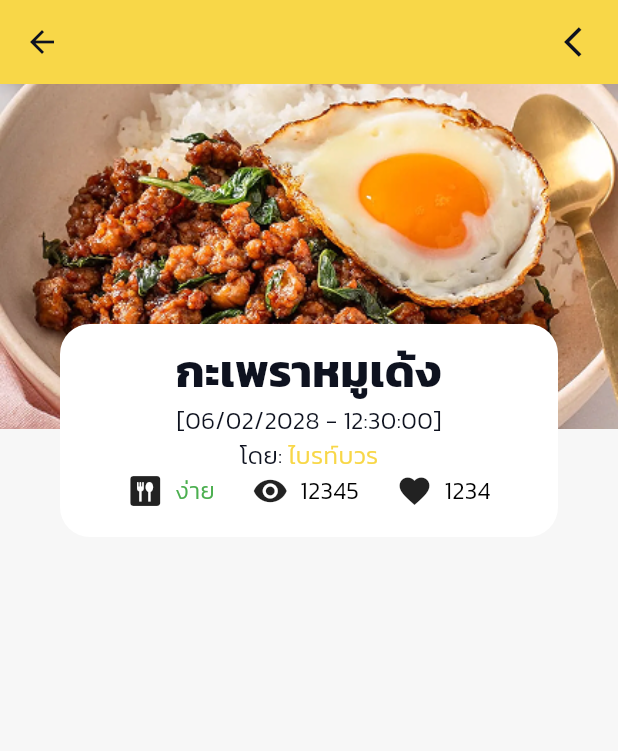
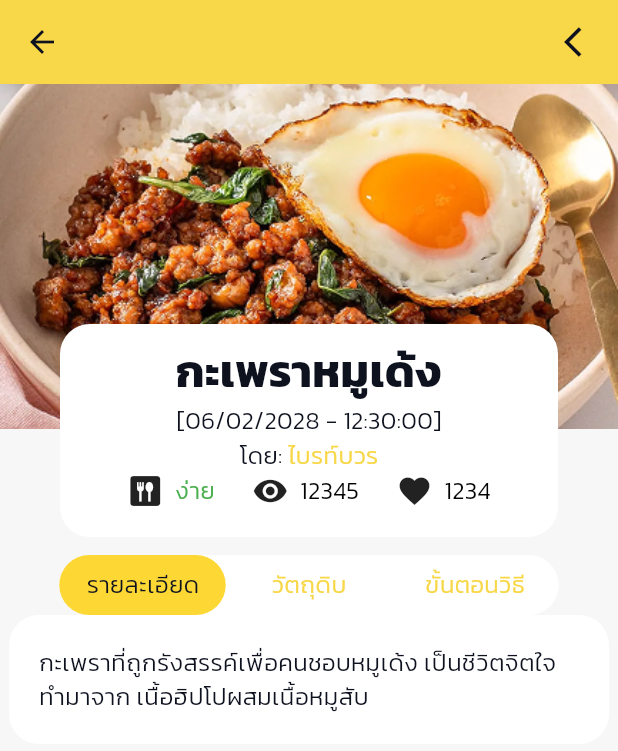
Before and after one commit to thg1rb/my-recipe, a Flutter app: the screen it shows after launch, after a tap on "ค้นหา", after a tap on "กะเพราหมูเด้ง", on a phone screen of 412 x 824 dp. Shown: the top 751 px of the screen. Run offline on Flutter 3.47's test engine with Material 3 defaults, Android fonts, the phone set to English and light mode, and no system bars; our stand-ins replace flutter_riverpod.

Commit message:
make recipe details screen, details_bar, detail widget  and class

```diff
--- a/lib/models/food_recipe.dart
+++ b/lib/models/food_recipe.dart
@@ -3,7 +3,11 @@ class FoodRecipe {
   String _image;
   String _difficulty;
   String _category;
+  String _description;
+  List<String> _ingredients;
+  String _instruction;
   int _likes;
+
 
   FoodRecipe({
     required String title,
@@ -11,11 +15,17 @@ class FoodRecipe {
     required String difficulty,
     required String category,
     required int likes,
+    required String description,
+    required List<String> ingredients,
+    required String instruction,
   })  : _title = title,
         _image = image,
         _difficulty = difficulty,
         _category = category,
-        _likes = likes;
+        _likes = likes,
+        _description = description,
+        _ingredients = ingredients,
+        _instruction = instruction;
 
 
   factory FoodRecipe.fromMap(Map<String, dynamic> map) {
@@ -25,6 +35,9 @@ class FoodRecipe {
       difficulty: map['difficulty'],
       category: map['category'],
       likes: map['like'],
+      description: map['description'],
+      ingredients: map['ingredients'],
+      instruction: map['instruction'],
     );
   }
 
@@ -34,6 +47,10 @@ class FoodRecipe {
   String get difficulty => _difficulty;
   String get category => _category;
   int get likes => _likes;
+  String get description => _description;
+  List<String> get ingredients => _ingredients;
+  String get instruction => _instruction;
+
 
 
   // Setters
--- /dev/null
+++ b/lib/providers/details_bar_provider.dart
@@ -0,0 +1,3 @@
+import 'package:flutter_riverpod/flutter_riverpod.dart';
+
+final detailsBarProvider = StateProvider((ref) => 0);
--- a/lib/screens/recipe.dart
+++ b/lib/screens/recipe.dart
@@ -2,6 +2,8 @@ import 'package:flutter/material.dart';
 import 'package:flutter_riverpod/flutter_riverpod.dart';
 import 'package:my_recipe/core/theme/custom_theme/color_scheme.dart';
 import 'package:my_recipe/models/food_recipe.dart';
+import 'package:my_recipe/widgets/recipe/details.dart';
+import 'package:my_recipe/widgets/recipe/details_bar.dart';
 
 class RecipeScreen extends ConsumerWidget {
   const RecipeScreen({super.key, required this.recipe});
@@ -37,9 +39,20 @@ class RecipeScreen extends ConsumerWidget {
                   ),
                 ),
                 Padding(
-                  padding: EdgeInsets.symmetric(horizontal: 40, vertical: 160),
-                  child: Container(
-                    padding: EdgeInsets.symmetric(vertical: 5, horizontal: 20),
+                  padding: EdgeInsets.only(
+                    top: 160,
+                    left: 40,
+                    right: 40,
+                    bottom: 12
+                  ),
+
+                  child: Column(
+                    children: [
+                      Container(
+                        padding: EdgeInsets.symmetric(
+                          vertical: 5,
+                          horizontal: 20,
+                        ),
                         width: 350,
                         height: 142,
                         decoration: BoxDecoration(
@@ -85,20 +98,34 @@ class RecipeScreen extends ConsumerWidget {
                                 ),
                               ),
                               Row(
-                            mainAxisAlignment: MainAxisAlignment.spaceEvenly,
+                                mainAxisAlignment:
+                                    MainAxisAlignment.spaceEvenly,
                                 children: [
-                              _buildIconText(icon: Icons.dining, text: recipe.difficulty),
-                              _buildIconText(icon: Icons.remove_red_eye, text: '12345'),
-                              _buildIconText(icon: Icons.favorite, text: recipe.likes.toString()),
+                                  _buildIconText(
+                                    icon: Icons.dining,
+                                    text: recipe.difficulty,
+                                  ),
+                                  _buildIconText(
+                                    icon: Icons.remove_red_eye,
+                                    text: '12345',
+                                  ),
+                                  _buildIconText(
+                                    icon: Icons.favorite,
+                                    text: recipe.likes.toString(),
+                                  ),
                                 ],
                               ),
                             ],
                           ),
                         ),
                       ),
+                    ],
+                  ),
                 ),
               ],
             ),
+            DetailsBar(),
+            Detail(recipe: recipe)
           ],
         ),
       ),
@@ -107,7 +134,7 @@ class RecipeScreen extends ConsumerWidget {
 
   Widget _buildIconText({required IconData icon, required String text}) {
     Map<String, dynamic> difColors = {
-      'ง่าย' : Colors.green,
+      'ง่าย': Colors.green,
       'ปานกลาง': Colors.orange,
       'ยาก': Colors.red,
     };
@@ -125,10 +152,7 @@ class RecipeScreen extends ConsumerWidget {
       children: [
         Icon(icon, size: 24),
         const SizedBox(width: 8),
-        Text(
-          text,
-          style: TextStyle(fontSize: 16, color: difTextColor),
-        ),
+        Text(text, style: TextStyle(fontSize: 16, color: difTextColor)),
       ],
     );
   }
--- a/lib/widgets/home/home_recipe_list.dart
+++ b/lib/widgets/home/home_recipe_list.dart
@@ -10,6 +10,9 @@ final List<Map<String, dynamic>> recipeList = <Map<String, dynamic>>[
     "category": "ข้าวผัด",
     "difficulty": "ง่าย",
     "imageUrl": "assets/images/pad_kra_pao.png",
+    "description": "กะเพราที่ถูกรังสรรค์เพื่อคนชอบหมูเด้ง เป็นชีวิตจิตใจ ทำมาจาก เนื้อฮิปโปผสมเนื้อหมูสับ",
+    "ingredients": ["เนื้อหทูเด้ง 100 กรัม", "เนื้อหมูสับ 50 กรัม", "ใบกะเพรา 20 กรัม", "ข้าวเปล่า 4 ทัพพี", "ไข่ 1 ฟอง"],
+    "instruction": "1. เทน้ำมัน \n2.เทข้าว \n3.ใส่เนื้อกับใบกะเพราแล้วผัดๆๆๆๆงั่มๆ "
   },
   {
     "title": "กะเพราหมูเด้ง",
@@ -17,6 +20,9 @@ final List<Map<String, dynamic>> recipeList = <Map<String, dynamic>>[
     "category": "ข้าวผัด",
     "difficulty": "ง่าย",
     "imageUrl": "assets/images/pad_kra_pao.png",
+    "description": "กะเพราที่ถูกรังสรรค์เพื่อคนชอบหมูเด้ง เป็นชีวิตจิตใจ ทำมาจาก เนื้อฮิปโปผสมเนื้อหมูสับ",
+    "ingredients": ["เนื้อหทูเด้ง 100 กรัม", "เนื้อหมูสับ 50 กรัม", "ใบกะเพรา 20 กรัม", "ข้าวเปล่า 4 ทัพพี", "ไข่ 1 ฟอง"],
+    "instruction": "1. เทน้ำมัน \n2.เทข้าว \n3.ใส่เนื้อกับใบกะเพราแล้วผัดๆๆๆๆงั่มๆ "
   },
   {
     "title": "กะเพราหมูเด้ง",
@@ -24,6 +30,9 @@ final List<Map<String, dynamic>> recipeList = <Map<String, dynamic>>[
     "category": "ข้าวผัด",
     "difficulty": "ง่าย",
     "imageUrl": "assets/images/pad_kra_pao.png",
+    "description": "กะเพราที่ถูกรังสรรค์เพื่อคนชอบหมูเด้ง เป็นชีวิตจิตใจ ทำมาจาก เนื้อฮิปโปผสมเนื้อหมูสับ",
+    "ingredients": ["เนื้อหทูเด้ง 100 กรัม", "เนื้อหมูสับ 50 กรัม", "ใบกะเพรา 20 กรัม", "ข้าวเปล่า 4 ทัพพี", "ไข่ 1 ฟอง"],
+    "instruction": "1. เทน้ำมัน \n2.เทข้าว \n3.ใส่เนื้อกับใบกะเพราแล้วผัดๆๆๆๆงั่มๆ "
   },
   {
     "title": "กะเพราหมูเด้ง",
@@ -31,6 +40,9 @@ final List<Map<String, dynamic>> recipeList = <Map<String, dynamic>>[
     "category": "ข้าวผัด",
     "difficulty": "ง่าย",
     "imageUrl": "assets/images/pad_kra_pao.png",
+    "description": "กะเพราที่ถูกรังสรรค์เพื่อคนชอบหมูเด้ง เป็นชีวิตจิตใจ ทำมาจาก เนื้อฮิปโปผสมเนื้อหมูสับ",
+    "ingredients": ["เนื้อหทูเด้ง 100 กรัม", "เนื้อหมูสับ 50 กรัม", "ใบกะเพรา 20 กรัม", "ข้าวเปล่า 4 ทัพพี", "ไข่ 1 ฟอง"],
+    "instruction": "1. เทน้ำมัน \n2.เทข้าว \n3.ใส่เนื้อกับใบกะเพราแล้วผัดๆๆๆๆงั่มๆ "
   },
   {
     "title": "กะเพราหมูเด้ง",
@@ -38,6 +50,9 @@ final List<Map<String, dynamic>> recipeList = <Map<String, dynamic>>[
     "category": "ข้าวผัด",
     "difficulty": "ง่าย",
     "imageUrl": "assets/images/pad_kra_pao.png",
+    "description": "กะเพราที่ถูกรังสรรค์เพื่อคนชอบหมูเด้ง เป็นชีวิตจิตใจ ทำมาจาก เนื้อฮิปโปผสมเนื้อหมูสับ",
+    "ingredients": ["เนื้อหทูเด้ง 100 กรัม", "เนื้อหมูสับ 50 กรัม", "ใบกะเพรา 20 กรัม", "ข้าวเปล่า 4 ทัพพี", "ไข่ 1 ฟอง"],
+    "instruction": "1. เทน้ำมัน \n2.เทข้าว \n3.ใส่เนื้อกับใบกะเพราแล้วผัดๆๆๆๆงั่มๆ "
   },
 ];
 final List<FoodRecipe> recipes = recipeList.map((map) => FoodRecipe.fromMap(map)).toList();
--- /dev/null
+++ b/lib/widgets/recipe/details.dart
@@ -0,0 +1,35 @@
+import 'package:flutter/material.dart';
+import 'package:flutter_riverpod/flutter_riverpod.dart';
+import 'package:my_recipe/models/food_recipe.dart';
+import 'package:my_recipe/providers/details_bar_provider.dart';
+
+class Detail extends ConsumerWidget {
+  const Detail({super.key, required this.recipe});
+  final FoodRecipe recipe;
+  @override
+  Widget build(BuildContext context, WidgetRef ref) {
+    int detailBarIdx = ref.watch(detailsBarProvider);
+    return SingleChildScrollView(
+      scrollDirection: Axis.vertical,
+      child: Container(
+        padding: EdgeInsets.all(20),
+        width: 400,
+        decoration: BoxDecoration(
+          color: Colors.white,
+          borderRadius: BorderRadius.all(Radius.circular(20)),
+        ),
+        child: Column(
+          children: [
+            if (detailBarIdx == 0) Text(recipe.description)
+            else if(detailBarIdx == 1) ListView(children: [
+              for (int i=0; i<recipe.ingredients.length;i++)
+                Text(recipe.ingredients[i])
+            ],)
+            else if(detailBarIdx == 2) Text(recipe.instruction)
+          ]
+        ),
+      ),
+    );
+  }
+
+}
--- /dev/null
+++ b/lib/widgets/recipe/details_bar.dart
@@ -0,0 +1,62 @@
+import 'package:flutter/material.dart';
+import 'package:flutter_riverpod/flutter_riverpod.dart';
+import 'package:my_recipe/core/theme/custom_theme/color_scheme.dart';
+import 'package:my_recipe/providers/details_bar_provider.dart';
+
+class DetailsBar extends ConsumerWidget {
+  DetailsBar({super.key});
+
+  final List<String> detailList = ['รายละเอียด', 'วัตถุดิบ', 'ขั้นตอนวิธี'];
+
+  @override
+  Widget build(BuildContext context, WidgetRef ref) {
+    int detailsBarSelectedIdx = ref.watch(detailsBarProvider);
+    return Container(
+      width: 333,
+      height: 40,
+      decoration: BoxDecoration(
+        color: Colors.white,
+        borderRadius: BorderRadius.all(Radius.circular(20)),
+      ),
+      child: Stack(
+        children: [
+          AnimatedPositioned(
+            duration: const Duration(milliseconds: 300),
+            left:
+                (detailsBarSelectedIdx * 111).toDouble(),
+            child: Container(
+              width: 111, height: 40,
+              decoration: BoxDecoration(
+                color: Colors.yellow[600],
+                borderRadius: BorderRadius.circular(20),
+              ),
+            ),
+          ),
+          Row(
+            mainAxisAlignment: MainAxisAlignment.spaceEvenly,
+            children: [
+              for (int i = 0; i < 3; i++)
+                TextButton(
+                  onPressed: () {
+                    ref.read(detailsBarProvider.notifier).state = i;
+                  },
+                  style: TextButton.styleFrom(
+                    minimumSize: Size(110, 40),
+                  ),
+                  child: Text(
+                    detailList[i],
+                    style: Theme.of(context).textTheme.bodyMedium?.copyWith(
+                      color:
+                          detailsBarSelectedIdx == i
+                              ? CustomColorScheme.blackColor
+                              : CustomColorScheme.yellowColor,
+                    ),
+                  ),
+                ),
+            ],
+          ),
+        ],
+      ),
+    );
+  }
+}
```
Also changed, not shown: 1 other file. Lines whose indentation alone changed are shown as unchanged.
